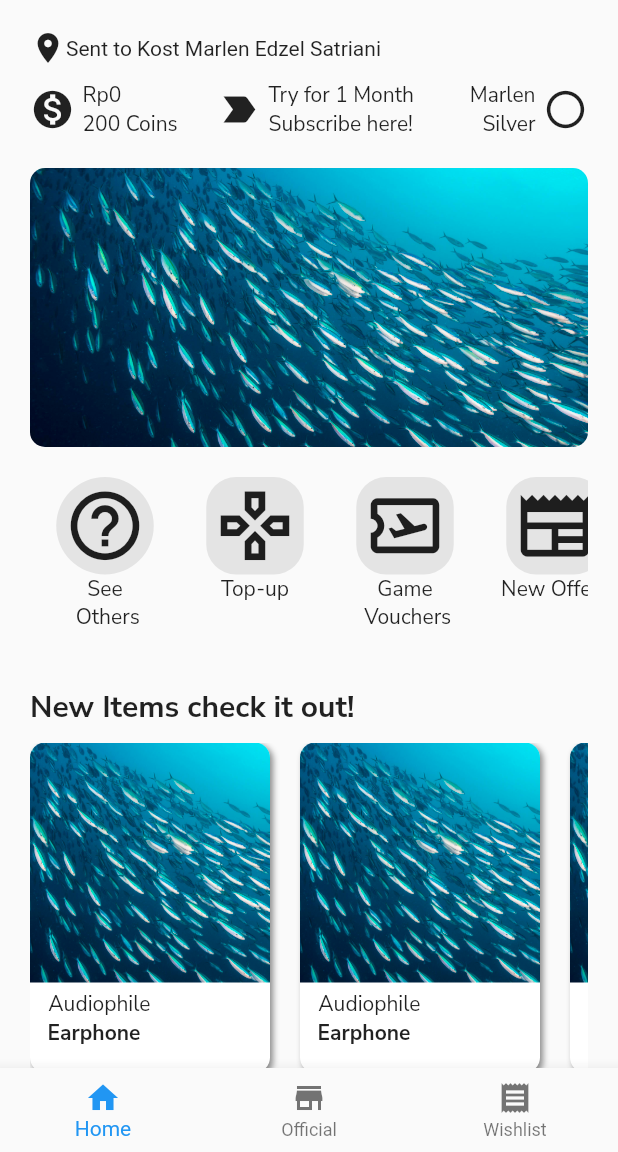
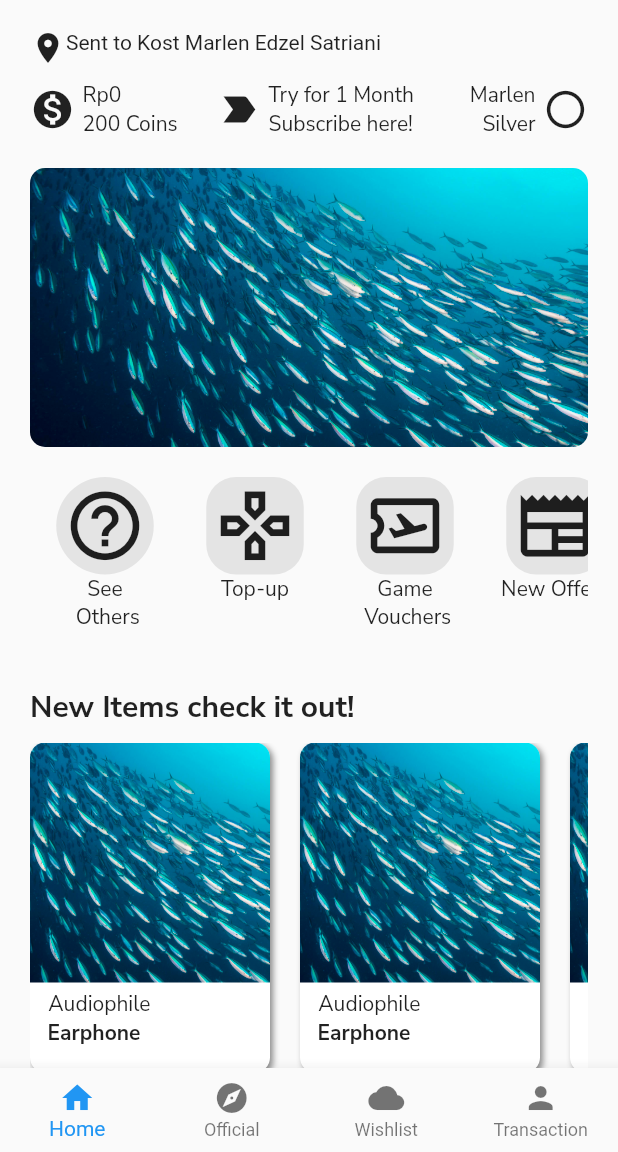
Before and after one commit to Myrlyon/flutter_app_project, a Flutter app: the screen it shows after launch, on a phone screen of 412 x 824 dp, the part 84-1236 px from its top. Run offline on Flutter 3.47's test engine with Material 2 defaults, Android fonts, the phone set to English and light mode, and no system bars; drawn by our look-alikes of carousel_slider; our stand-ins replace get, google_fonts, shared_preferences.

Commit message:
feat: [ME] BottomNavBar Rework

```diff
--- a/lib/apps/modules/HomePage/HomePage.dart
+++ b/lib/apps/modules/HomePage/HomePage.dart
@@ -4,6 +4,7 @@ import 'package:flutter_app_project/apps/modules/HomePage/widgets/CategoryScroll
 import 'package:flutter_app_project/apps/modules/HomePage/widgets/NewItems.dart';
 import 'package:flutter_app_project/apps/modules/HomePage/widgets/SlideImage.dart';
 import 'package:flutter_app_project/apps/modules/HomePage/widgets/UserMoneyDetails.dart';
+import 'package:flutter_app_project/apps/modules/widgets/MainAppBar.dart';
 import 'package:google_fonts/google_fonts.dart';
 import 'package:flutter/cupertino.dart';
 
@@ -18,46 +19,8 @@ class _HomePageState extends State<HomePage> {
   Widget build(BuildContext context) {
     return Scaffold(
         appBar: AppBar(
-          title: const CupertinoSearchTextField(
-            borderRadius: BorderRadius.all(Radius.circular(8)),
-            autofocus: true,
-            prefixIcon: Icon(
-              Icons.search,
-              size: 18,
-            ),
-            placeholder: "Find any items",
-          ),
-          backgroundColor: Colors.white,
+          flexibleSpace: MainAppBar(),
           elevation: 0,
-          actions: [
-            IconButton(
-              icon: const Icon(
-                Icons.notifications,
-                color: Colors.grey,
-              ),
-              onPressed: () {
-                Navigator.pop(context);
-              },
-            ),
-            IconButton(
-              icon: const Icon(
-                Icons.shopping_cart_rounded,
-                color: Colors.grey,
-              ),
-              onPressed: () {
-                Navigator.pop(context);
-              },
-            ),
-            IconButton(
-              icon: const Icon(
-                Icons.format_list_bulleted_rounded,
-                color: Colors.grey,
-              ),
-              onPressed: () {
-                Navigator.pop(context);
-              },
-            ),
-          ],
         ),
         body: SingleChildScrollView(
           child: Container(
@@ -65,6 +28,7 @@ class _HomePageState extends State<HomePage> {
             child: Column(
               children: [
                 Row(
+                  crossAxisAlignment: CrossAxisAlignment.start,
                   mainAxisAlignment: MainAxisAlignment.start,
                   children: [
                     Icon(Icons.location_on),
@@ -100,7 +64,10 @@ class _HomePageState extends State<HomePage> {
                 SizedBox(
                   height: 10,
                 ),
-                NewItems(),
+                Align(
+                  alignment: Alignment.centerLeft,
+                  child: NewItems(),
+                ),
                 SizedBox(
                   height: 20,
                 )
--- a/lib/apps/modules/WishlistPage/WishlistPage.dart
+++ b/lib/apps/modules/WishlistPage/WishlistPage.dart
@@ -1,4 +1,5 @@
 import 'package:flutter/material.dart';
+import 'package:flutter_app_project/apps/modules/widgets/MainAppBar.dart';
 import 'package:google_fonts/google_fonts.dart';
 
 class WishlistPage extends StatefulWidget {
@@ -12,7 +13,10 @@ class _WishlistPageState extends State<WishlistPage> {
   @override
   Widget build(BuildContext context) {
     return Scaffold(
-      appBar: AppBar(),
+      appBar: AppBar(
+        flexibleSpace: MainAppBar(),
+        elevation: 0,
+      ),
       bottomNavigationBar: null,
       body: SingleChildScrollView(
         child: Container(
--- a/lib/apps/modules/widgets/BottomNavbar.dart
+++ b/lib/apps/modules/widgets/BottomNavbar.dart
@@ -3,35 +3,58 @@ import 'package:flutter_app_project/apps/modules/HomePage/HomePage.dart';
 import 'package:flutter_app_project/apps/modules/WishlistPage/WishlistPage.dart';
 
 class BottomNavbar extends StatefulWidget {
-  const BottomNavbar({super.key});
-
   @override
   State<BottomNavbar> createState() => _BottomNavbarState();
 }
 
-class _BottomNavbarState extends State<BottomNavbar> {
+class _BottomNavbarState extends State<BottomNavbar>
+    with TickerProviderStateMixin {
   int _currentIndex = 0;
-  List<Widget> body = const [HomePage(), Icon(Icons.menu), WishlistPage()];
+
+  @override
+  void initState() {
+    super.initState();
+  }
+
+  void navigationTapped(int page) {
+    setState(() {
+      _currentIndex = page;
+    });
+  }
 
   @override
   Widget build(BuildContext context) {
+    // this is all pages here in list we can choose index when click bottom navigation bar
+    List<Widget> _allPages = [
+      HomePage(),
+      WishlistPage(),
+      WishlistPage(),
+      WishlistPage(),
+    ];
+
     return Scaffold(
-      body: Center(
-        child: body[_currentIndex],
-      ),
-      bottomNavigationBar: BottomNavigationBar(
-        currentIndex: _currentIndex,
-        onTap: (int newIndex) {
-          setState(() {
-            _currentIndex = newIndex;
-          });
-        },
-        items: const [
-          BottomNavigationBarItem(label: 'Home', icon: Icon(Icons.home)),
-          BottomNavigationBarItem(label: 'Official', icon: Icon(Icons.store)),
-          BottomNavigationBarItem(label: 'Wishlist', icon: Icon(Icons.receipt)),
-        ],
-      ),
+      body: _allPages[_currentIndex],
+      bottomNavigationBar: buildBottomNavigationBar(),
+    );
+  }
+
+  // Bottom navigation bar area you can choose icons what you want.
+  BottomNavigationBar buildBottomNavigationBar() {
+    return BottomNavigationBar(
+      type: BottomNavigationBarType.fixed,
+      currentIndex: _currentIndex,
+      onTap: navigationTapped,
+      // iconSize: 28,
+      items: [
+        BottomNavigationBarItem(icon: Icon(Icons.home), label: 'Home'),
+        BottomNavigationBarItem(
+            icon: Icon(
+              Icons.explore,
+            ),
+            label: 'Official'),
+        BottomNavigationBarItem(icon: Icon(Icons.cloud), label: 'Wishlist'),
+        BottomNavigationBarItem(icon: Icon(Icons.person), label: 'Transaction'),
+      ],
     );
   }
 }
--- /dev/null
+++ b/lib/apps/modules/widgets/MainAppBar.dart
@@ -0,0 +1,43 @@
+import 'package:flutter/cupertino.dart';
+import 'package:flutter/material.dart';
+
+Widget MainAppBar() {
+  return AppBar(
+    title: const CupertinoSearchTextField(
+      borderRadius: BorderRadius.all(Radius.circular(8)),
+      autofocus: true,
+      prefixIcon: Icon(
+        Icons.search,
+        size: 18,
+      ),
+      placeholder: "Find any items",
+    ),
+    backgroundColor: Colors.white,
+    elevation: 0,
+    actions: [
+      IconButton(
+        icon: const Icon(
+          Icons.notifications,
+          color: Colors.grey,
+        ),
+        onPressed: () {},
+      ),
+      IconButton(
+        icon: const Icon(
+          Icons.shopping_cart_rounded,
+          color: Colors.grey,
+        ),
+        onPressed: () {},
+      ),
+      IconButton(
+        icon: const Icon(
+          Icons.format_list_bulleted_rounded,
+          color: Colors.grey,
+        ),
+        onPressed: () {
+          // Navigator.pop(context);
+        },
+      ),
+    ],
+  );
+}
```
